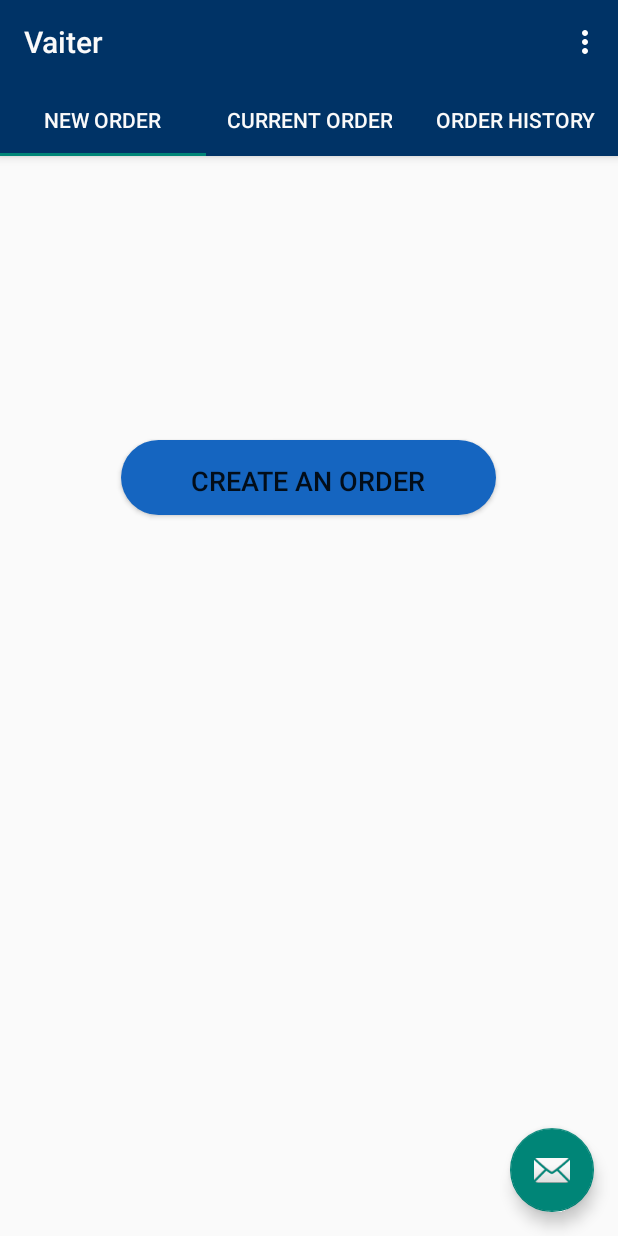
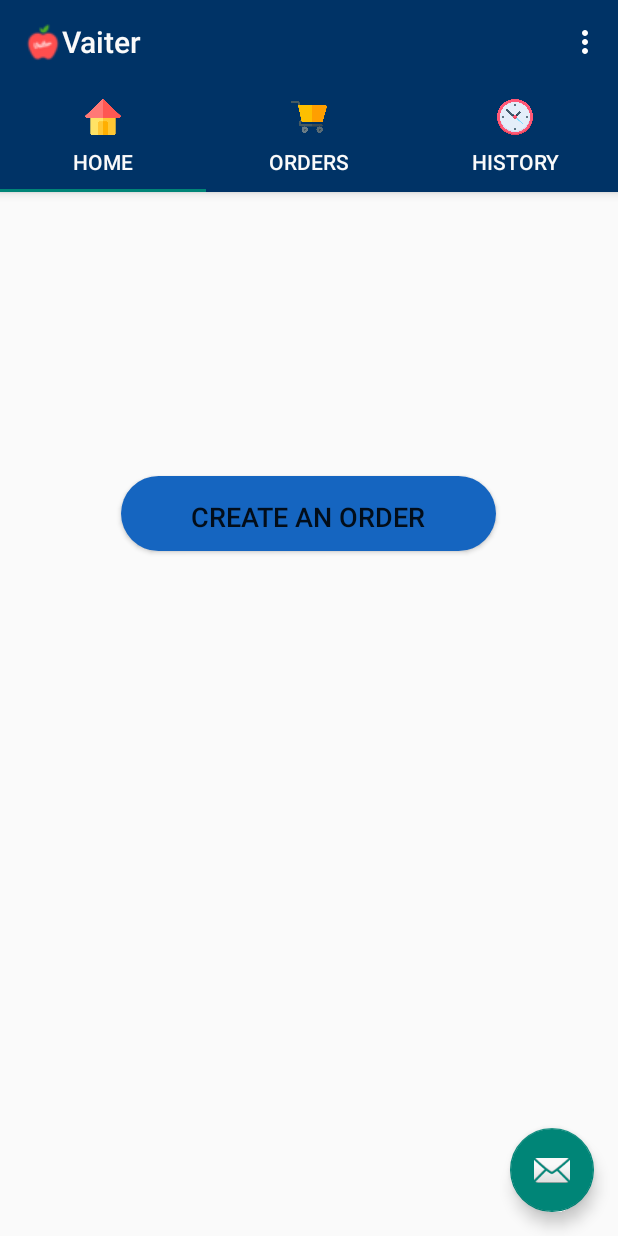
Before and after one commit to faisal2754/Vaiter, an Android app: the CustomerMainActivity screen opened directly, with no data from a screen before it, on a phone screen of 412 x 824 dp. Run offline under Robolectric (Android 15) with nearby library versions, the light colour scheme and no system bars.

Commit message:
Added icons and logo to top bar.

```diff
--- a/app/src/main/java/com/example/vaiterapp/CustomerMainActivity.java
+++ b/app/src/main/java/com/example/vaiterapp/CustomerMainActivity.java
@@ -47,6 +47,13 @@ public class CustomerMainActivity extends AppCompatActivity {
         mToolbar = (Toolbar) findViewById(R.id.main_page_toolbar);
         setSupportActionBar(mToolbar);
         getSupportActionBar().setTitle("Vaiter");
+        getSupportActionBar().setLogo(R.drawable.logo_small);
+
+
+        tabs.getTabAt(0).setIcon(R.drawable.home);
+        tabs.getTabAt(1).setIcon(R.drawable.orders);
+        tabs.getTabAt(2).setIcon(R.drawable.history);
+
 
         fab.setOnClickListener(new View.OnClickListener() {
             @Override
--- a/app/src/main/java/com/example/vaiterapp/LoginActivity.java
+++ b/app/src/main/java/com/example/vaiterapp/LoginActivity.java
@@ -94,10 +94,7 @@ public class LoginActivity extends AppCompatActivity {
     }
 
     private void login(){
-        loadingBar.setTitle("Signing into account");
-        loadingBar.setMessage("Please wait, while we are signing into your account.");
-        loadingBar.setCanceledOnTouchOutside(true);
-        loadingBar.show();
+
 
         String email = eEmail.getText().toString();
         String pass = ePass.getText().toString();
@@ -140,6 +137,11 @@ public class LoginActivity extends AppCompatActivity {
                     .customerLogin(email,pass);
         }
 
+        loadingBar.setTitle("Signing into account");
+        loadingBar.setMessage("Please wait, while we are signing into your account.");
+        loadingBar.setCanceledOnTouchOutside(true);
+        loadingBar.show();
+
 
         call.enqueue(new Callback<LoginResponse>() {
             @Override
--- a/app/src/main/java/com/example/vaiterapp/ui/main/SectionsPagerAdapter.java
+++ b/app/src/main/java/com/example/vaiterapp/ui/main/SectionsPagerAdapter.java
@@ -51,11 +51,11 @@ public class SectionsPagerAdapter extends FragmentPagerAdapter {
     public CharSequence getPageTitle(int position) {
         switch (position){
             case 0:
-                return "New Order";
+                return "Home";
             case 1:
-                return "Current Order";
+                return "Orders";
             case 2:
-                return "Order History";
+                return "History";
 
         }
         return null;
```
Also changed, not shown: app/src/main/res/drawable/history.png (added), app/src/main/res/drawable/history_white.png (added), app/src/main/res/drawable/home.png (added), app/src/main/res/drawable/home_white.png (added), app/src/main/res/drawable/logo_small.png (added), app/src/main/res/drawable/ob.jpg, app/src/main/res/drawable/order_white.png (added), app/src/main/res/drawable/orders.png (added).
